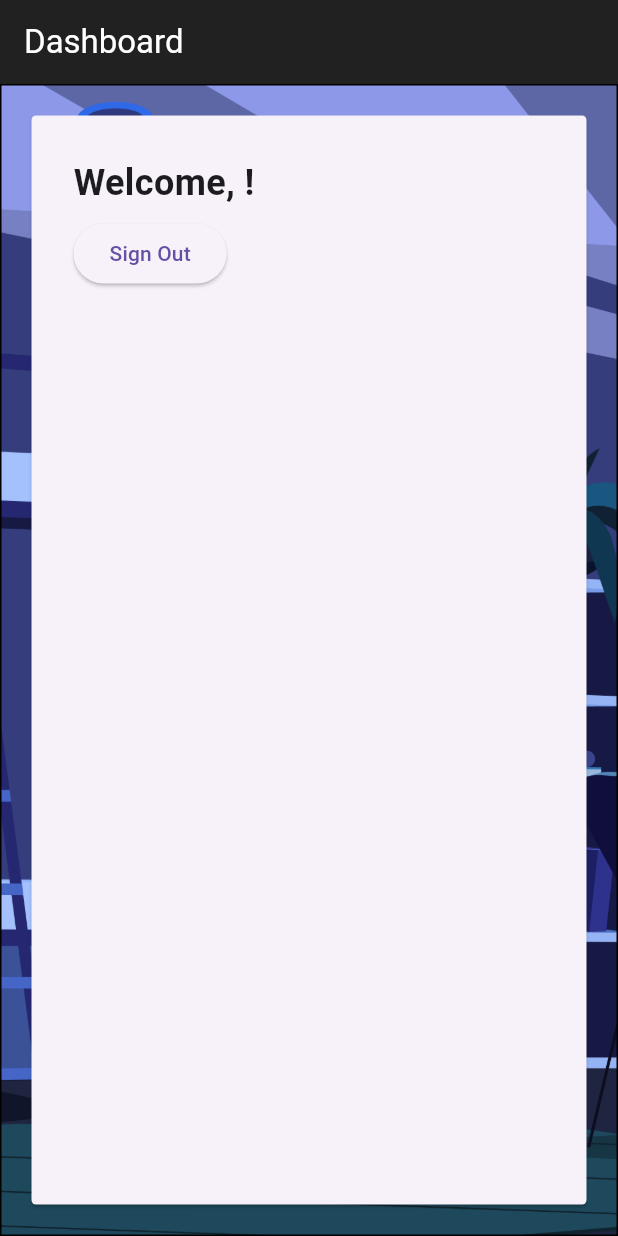
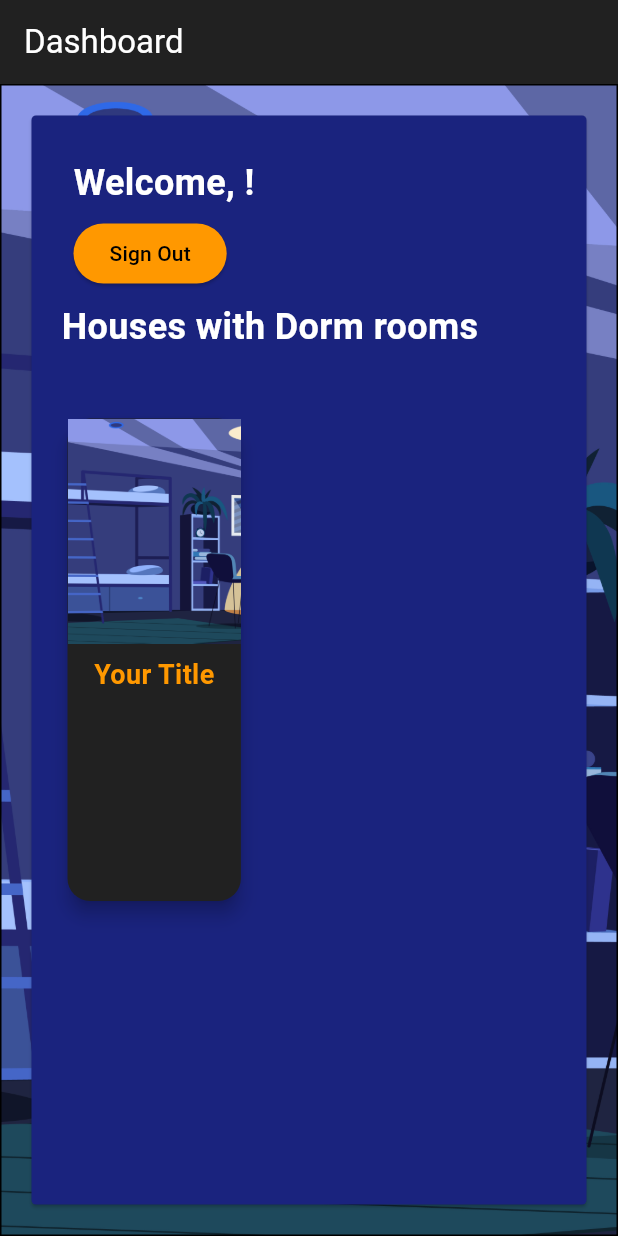
Before and after one commit to mary3l/Flutter-Web_Student_Housing, a Flutter app: the HomeScreen screen opened directly with empty values, on a phone screen of 412 x 824 dp. Run offline on Flutter 3.47's test engine with Material 3 defaults, Android fonts, the phone set to English and light mode, and no system bars; our stand-ins replace firebase_auth, firebase_core, google_sign_in, shared_preferences; accounts and stored records are empty.

Commit message:
Ui for dashboard

```diff
--- a/lib/screens/home.dart
+++ b/lib/screens/home.dart
@@ -1,4 +1,7 @@
+import 'package:flutter/widgets.dart';
 import 'package:flutter/material.dart';
+import 'package:flutter/cupertino.dart';
+import 'package:flutter_finals_web/screens/items.dart';
 import 'package:flutter_finals_web/providers/auth_provider.dart';
 
 class HomeScreen extends StatelessWidget {
@@ -29,6 +32,7 @@ class HomeScreen extends StatelessWidget {
           ),
         ),
         child: Card(
+          color: Colors.indigo[900],
           margin: EdgeInsets.all(20),
           shape: RoundedRectangleBorder(
             borderRadius: BorderRadius.circular(3),
@@ -43,8 +47,10 @@ class HomeScreen extends StatelessWidget {
                     padding: EdgeInsets.all(8.0),
                     child: Text(
                       'Welcome, $userName!',
-                      style:
-                          TextStyle(fontSize: 24, fontWeight: FontWeight.bold),
+                      style: TextStyle(
+                          fontSize: 24,
+                          color: Colors.white,
+                          fontWeight: FontWeight.bold),
                     ),
                   ),
                 ),
@@ -61,7 +67,74 @@ class HomeScreen extends StatelessWidget {
                             onPressed: () {
                               _signOut(context);
                             },
-                            child: Text('Sign Out'),
+                            style: ElevatedButton.styleFrom(
+                              backgroundColor: Colors
+                                  .orange, // Set the background color to orange
+                            ),
+                            child: Text(
+                              'Sign Out',
+                              style: TextStyle(
+                                color: Colors
+                                    .black, // Set the text color to orange
+                              ),
+                            ),
+                          ),
+                        ),
+                      ),
+                      Align(
+                        alignment: Alignment.topLeft,
+                        child: Text(
+                          'Houses with Dorm rooms',
+                          style: TextStyle(
+                              fontSize: 24,
+                              color: Colors.white,
+                              fontWeight: FontWeight.bold),
+                        ),
+                      ),
+                      SizedBox(height: 40),
+                      Align(
+                        alignment: Alignment.centerLeft,
+                        child: InkWell(
+                          onTap: () {
+                            Navigator.push(
+                              context,
+                              MaterialPageRoute(
+                                  builder: (context) => ItemScreen()),
+                            );
+                          },
+                          child: Container(
+                            width: MediaQuery.of(context).size.width *
+                                0.3, // 80% of screen width
+                            height: MediaQuery.of(context).size.height *
+                                0.4, // 40% of screen height
+                            child: Card(
+                              color: Colors.grey[900],
+                              elevation: 5,
+                              shape: RoundedRectangleBorder(
+                                borderRadius: BorderRadius.circular(15.0),
+                              ),
+                              child: Column(
+                                children: [
+                                  Image.asset(
+                                    'assets/images/bg.jpg', // Replace with your image asset
+                                    width: 150,
+                                    height: 150,
+                                    fit: BoxFit.cover,
+                                  ),
+                                  Padding(
+                                    padding: const EdgeInsets.all(8.0),
+                                    child: Text(
+                                      'Your Title',
+                                      style: TextStyle(
+                                        color: Colors.orange,
+                                        fontSize: 18,
+                                        fontWeight: FontWeight.bold,
+                                      ),
+                                    ),
+                                  ),
+                                ],
+                              ),
+                            ),
                           ),
                         ),
                       ),
```
Also changed, not shown: pubspec.lock, 2 other files.
